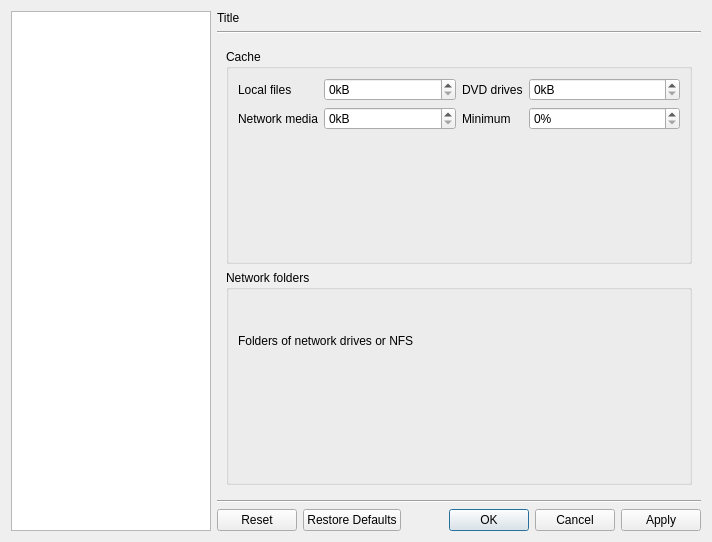
Above: src/cmplayer/ui/prefdialog.ui from bylee20/bomi before the change. Below: the same form after it.
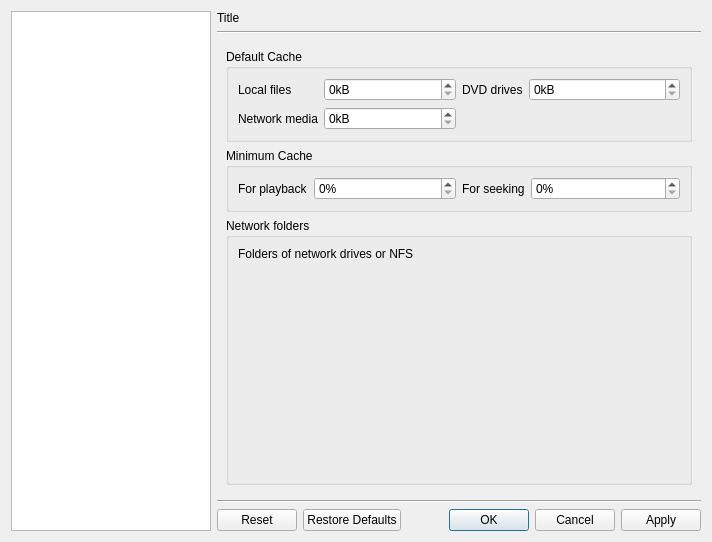
That is the form after the change. The open tabs and pages were chosen to show the change. Icons and pictures are not drawn. Custom widgets are drawn as their Qt base class.

Commit message: * New: options for cache

```diff
--- a/src/cmplayer/ui/prefdialog.ui
+++ b/src/cmplayer/ui/prefdialog.ui
@@ -493,7 +493,7 @@
          <item>
           <widget class="QGroupBox" name="groupBox_24">
            <property name="title">
-            <string>Cache</string>
+            <string>Default Cache</string>
            </property>
            <layout class="QHBoxLayout" name="horizontalLayout_22">
             <item>
@@ -536,6 +536,9 @@
             </item>
             <item>
              <layout class="QFormLayout" name="formLayout_11">
+              <property name="fieldGrowthPolicy">
+               <enum>QFormLayout::AllNonFixedFieldsGrow</enum>
+              </property>
               <item row="0" column="0">
                <widget class="QLabel" name="cache_">
                 <property name="text">
@@ -553,15 +556,46 @@
                 </property>
                </widget>
               </item>
-              <item row="1" column="0">
-               <widget class="QLabel" name="label_48">
+             </layout>
+            </item>
+           </layout>
+          </widget>
+         </item>
+         <item>
+          <widget class="QGroupBox" name="groupBox_25">
+           <property name="title">
+            <string>Minimum Cache</string>
+           </property>
+           <layout class="QHBoxLayout" name="horizontalLayout_23">
+            <item>
+             <layout class="QFormLayout" name="formLayout_16">
+              <item row="0" column="0">
+               <widget class="QLabel" name="label_53">
                 <property name="text">
-                 <string>Minimum</string>
+                 <string>For playback</string>
                 </property>
                </widget>
               </item>
-              <item row="1" column="1">
-               <widget class="QSpinBox" name="cache_min">
+              <item row="0" column="1">
+               <widget class="QSpinBox" name="cache_min_playback">
+                <property name="suffix">
+                 <string notr="true">%</string>
+                </property>
+               </widget>
+              </item>
+             </layout>
+            </item>
+            <item>
+             <layout class="QFormLayout" name="formLayout_17">
+              <item row="0" column="0">
+               <widget class="QLabel" name="label_54">
+                <property name="text">
+                 <string>For seeking</string>
+                </property>
+               </widget>
+              </item>
+              <item row="0" column="1">
+               <widget class="QSpinBox" name="cache_min_seeking">
                 <property name="suffix">
                  <string notr="true">%</string>
                 </property>
@@ -586,7 +620,14 @@
              </widget>
             </item>
             <item>
-             <widget class="SimpleListWidget" name="network_folders" native="true"/>
+             <widget class="SimpleListWidget" name="network_folders" native="true">
+              <property name="sizePolicy">
+               <sizepolicy hsizetype="Preferred" vsizetype="Expanding">
+                <horstretch>0</horstretch>
+                <verstretch>0</verstretch>
+               </sizepolicy>
+              </property>
+             </widget>
             </item>
            </layout>
           </widget>
```
Left out of the diff: 4 changed lines with no effect on the pictures. The commit also changes 11 other files.
